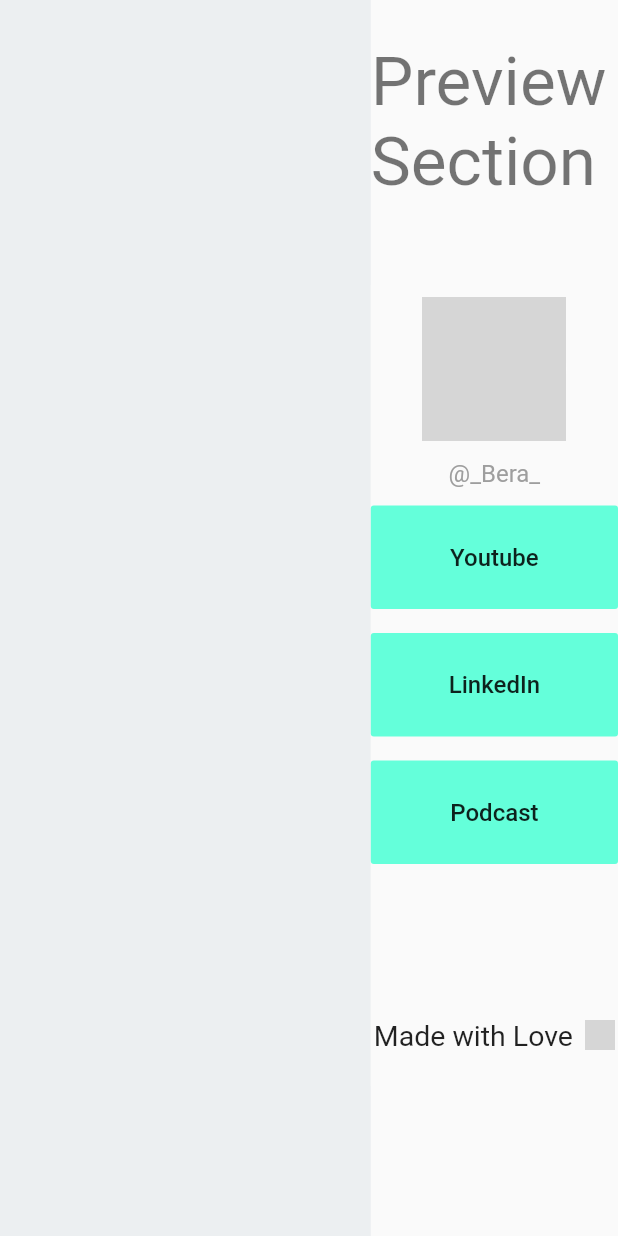
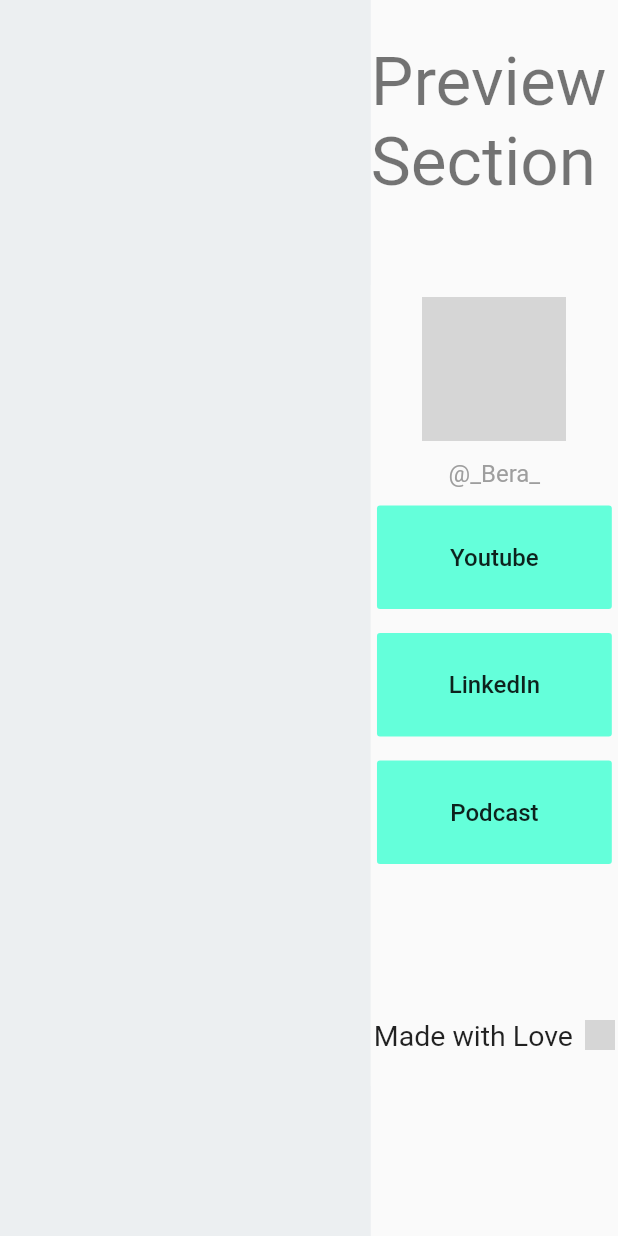
Before and after one commit to Jujubalandia/links_landing_page, a Flutter app: the SettingsPage screen opened by its route, on a phone screen of 412 x 824 dp. Run offline on Flutter 3.47's test engine with Material 2 defaults, Android fonts, the phone set to English and light mode, and no system bars; network calls fail; grey boxes are pictures that could not be loaded.

Commit message:
finished layout builder

```diff
--- a/lib/Links_landing_page/button_link.dart
+++ b/lib/Links_landing_page/button_link.dart
@@ -13,8 +13,9 @@ class ButtonLink extends StatelessWidget {
 
   @override
   Widget build(BuildContext context) {
-    final width = MediaQuery.of(context).size.width;
-
+    return LayoutBuilder(
+      builder: (context, constraints) {
+        final width = constraints.maxWidth;
         return Padding(
           padding: const EdgeInsets.only(bottom: 16.0),
           child: SizedBox(
@@ -30,5 +31,7 @@ class ButtonLink extends StatelessWidget {
             ),
           ),
         );
+      },
+    );
   }
 }
```
Lines whose indentation alone changed are shown as unchanged.
